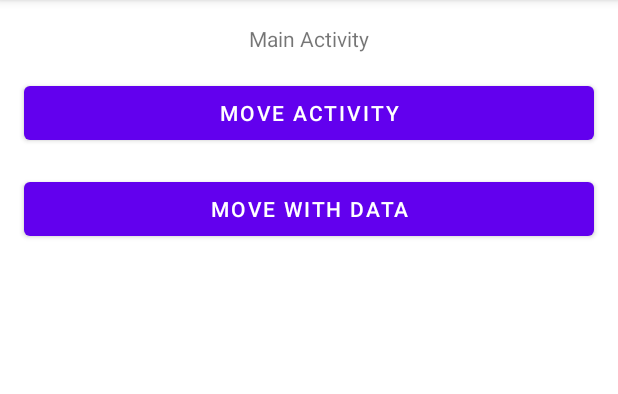
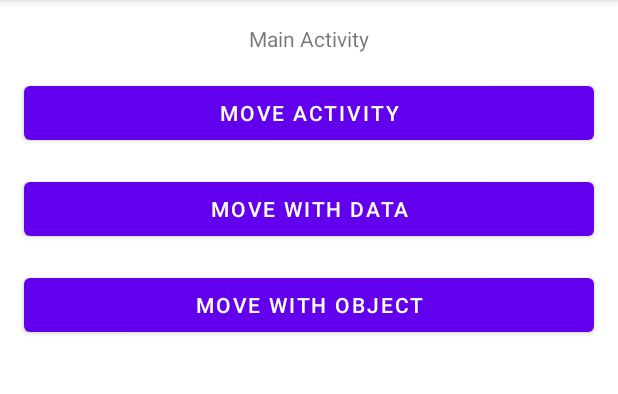
Before and after one commit to fahram/Latihan-Intent, an Android app: the screen it shows after launch (MainActivity), on a phone screen of 412 x 824 dp, the part 84-478 px from its top. Run offline under Robolectric (Android 15) with nearby library versions, the phone set to English and light mode, and no system bars.

Commit message:
Move With Object (Explicit)

```diff
--- a/app/build.gradle
+++ b/app/build.gradle
@@ -1,6 +1,7 @@
 plugins {
     id 'com.android.application'
     id 'org.jetbrains.kotlin.android'
+    id 'kotlin-parcelize'
 }
 
 android {
--- a/app/src/main/AndroidManifest.xml
+++ b/app/src/main/AndroidManifest.xml
@@ -9,6 +9,9 @@
         android:roundIcon="@mipmap/ic_launcher_round"
         android:supportsRtl="true"
         android:theme="@style/Theme.LatihanIntent">
+        <activity
+            android:name=".MoveWithObjectActivity"
+            android:exported="false" />
         <activity
             android:name=".MoveWithDataActivity"
             android:exported="false" />
--- a/app/src/main/java/com/fahram/latihanintent/MainActivity.kt
+++ b/app/src/main/java/com/fahram/latihanintent/MainActivity.kt
@@ -9,14 +9,18 @@ import android.widget.Button
 class MainActivity : AppCompatActivity(), View.OnClickListener {
     lateinit var btnMove : Button
     lateinit var btnMoveWithData: Button
+    lateinit var btnMoveWithObject: Button
 
     override fun onCreate(savedInstanceState: Bundle?) {
         super.onCreate(savedInstanceState)
         setContentView(R.layout.activity_main)
         btnMove = findViewById(R.id.btn_move)
         btnMoveWithData = findViewById(R.id.btn_move_with_data)
+        btnMoveWithObject = findViewById(R.id.btn_move_with_object)
+
         btnMove.setOnClickListener(this)
         btnMoveWithData.setOnClickListener(this)
+        btnMoveWithObject.setOnClickListener(this)
     }
 
     override fun onClick(v: View?) {
@@ -30,6 +34,12 @@ class MainActivity : AppCompatActivity(), View.OnClickListener {
                 intent.putExtra(MoveWithDataActivity.EXTRA_NIM, 2020202)
                 startActivity(intent)
             }
+            R.id.btn_move_with_object -> {
+                val intent =  Intent(this@MainActivity, MoveWithObjectActivity::class.java)
+                val mahasiswa = Mahasiswa(202100210, "Joko Susilo")
+                intent.putExtra(MoveWithObjectActivity.EXTRA_MAHASISWA, mahasiswa)
+                startActivity(intent)
+            }
         }
     }
 }
--- a/app/src/main/res/layout/activity_main.xml
+++ b/app/src/main/res/layout/activity_main.xml
@@ -40,4 +40,16 @@
         app:layout_constraintStart_toStartOf="parent"
         app:layout_constraintTop_toBottomOf="@+id/btn_move" />
 
+    <Button
+        android:id="@+id/btn_move_with_object"
+        android:layout_width="0dp"
+        android:layout_height="wrap_content"
+        android:layout_marginStart="16dp"
+        android:layout_marginTop="16dp"
+        android:layout_marginEnd="16dp"
+        android:text="Move With Object"
+        app:layout_constraintEnd_toEndOf="parent"
+        app:layout_constraintStart_toStartOf="parent"
+        app:layout_constraintTop_toBottomOf="@+id/btn_move_with_data" />
+
 </androidx.constraintlayout.widget.ConstraintLayout>
```
Also changed, not shown: app/src/main/java/com/fahram/latihanintent/Mahasiswa.kt (added, +8 -0 lines), app/src/main/java/com/fahram/latihanintent/MoveWithObjectActivity.kt (added, +22 -0 lines), app/src/main/res/layout/activity_move_with_object.xml (added, +18 -0 lines).
